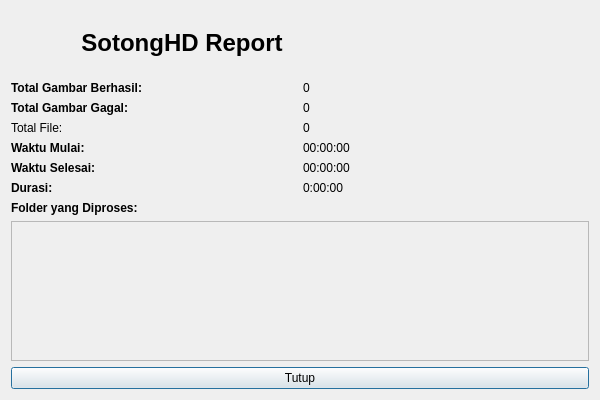
Old version of the form App/stats_dialog.ui in the repository mudrikam/SotongHD.
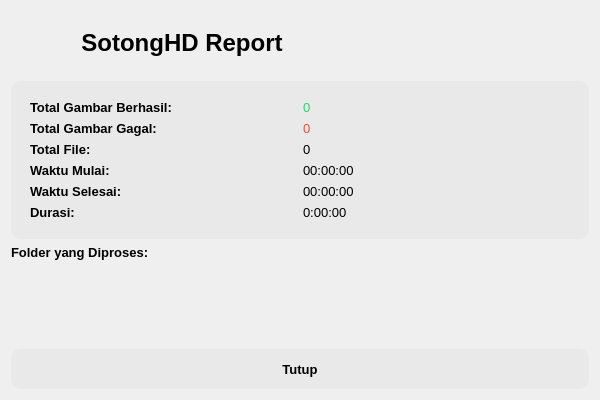
New version of the form.

Commit message: Add Stop button functionality and update UI components; implement stop processing feature and enhance stats dialog layout

Patch:
```diff
--- a/App/stats_dialog.ui
+++ b/App/stats_dialog.ui
@@ -67,16 +67,49 @@
     </layout>
    </item>
    <item>
+    <widget class="QFrame" name="statsFrame">
+     <property name="styleSheet">
+      <string notr="true">
+      QFrame#statsFrame {
+        border: none;
+        border-radius: 10px;
+        background-color: rgba(161, 161, 161, 0.08);
+        padding: 10px;
+      }
+      </string>
+     </property>
+     <property name="frameShape">
+      <enum>QFrame::StyledPanel</enum>
+     </property>
+     <property name="frameShadow">
+      <enum>QFrame::Raised</enum>
+     </property>
+     <layout class="QVBoxLayout" name="statsFrameLayout">
+      <item>
     <layout class="QGridLayout" name="statsGridLayout">
      <item row="0" column="0">
       <widget class="QLabel" name="totalSuccessLabel">
+          <property name="font">
+           <font>
+            <pointsize>10</pointsize>
+            <bold>true</bold>
+           </font>
+          </property>
        <property name="text">
-        <string>&lt;b&gt;Total Gambar Berhasil:&lt;/b&gt;</string>
+           <string>Total Gambar Berhasil:</string>
        </property>
       </widget>
      </item>
      <item row="0" column="1">
       <widget class="QLabel" name="totalSuccessValue">
+          <property name="font">
+           <font>
+            <pointsize>10</pointsize>
+           </font>
+          </property>
+          <property name="styleSheet">
+           <string notr="true">color: #2ecc71;</string>
+          </property>
        <property name="text">
         <string>0</string>
        </property>
@@ -84,13 +117,27 @@
      </item>
      <item row="1" column="0">
       <widget class="QLabel" name="totalFailedLabel">
+          <property name="font">
+           <font>
+            <pointsize>10</pointsize>
+            <bold>true</bold>
+           </font>
+          </property>
        <property name="text">
-        <string>&lt;b&gt;Total Gambar Gagal:&lt;/b&gt;</string>
+           <string>Total Gambar Gagal:</string>
        </property>
       </widget>
      </item>
      <item row="1" column="1">
       <widget class="QLabel" name="totalFailedValue">
+          <property name="font">
+           <font>
+            <pointsize>10</pointsize>
+           </font>
+          </property>
+          <property name="styleSheet">
+           <string notr="true">color: #e74c3c;</string>
+          </property>
        <property name="text">
         <string>0</string>
        </property>
@@ -98,13 +145,24 @@
      </item>
      <item row="2" column="0">
       <widget class="QLabel" name="totalFilesLabel">
+          <property name="font">
+           <font>
+            <pointsize>10</pointsize>
+            <bold>true</bold>
+           </font>
+          </property>
        <property name="text">
-        <string>&lt;b&gt;Total File:&lt;/b&gt;</string>
+           <string>Total File:</string>
        </property>
       </widget>
      </item>
      <item row="2" column="1">
       <widget class="QLabel" name="totalFilesValue">
+          <property name="font">
+           <font>
+            <pointsize>10</pointsize>
+           </font>
+          </property>
        <property name="text">
         <string>0</string>
        </property>
@@ -112,13 +170,24 @@
      </item>
      <item row="3" column="0">
       <widget class="QLabel" name="startTimeLabel">
+          <property name="font">
+           <font>
+            <pointsize>10</pointsize>
+            <bold>true</bold>
+           </font>
+          </property>
        <property name="text">
-        <string>&lt;b&gt;Waktu Mulai:&lt;/b&gt;</string>
+           <string>Waktu Mulai:</string>
        </property>
       </widget>
      </item>
      <item row="3" column="1">
       <widget class="QLabel" name="startTimeValue">
+          <property name="font">
+           <font>
+            <pointsize>10</pointsize>
+           </font>
+          </property>
        <property name="text">
         <string>00:00:00</string>
        </property>
@@ -126,13 +195,24 @@
      </item>
      <item row="4" column="0">
       <widget class="QLabel" name="endTimeLabel">
+          <property name="font">
+           <font>
+            <pointsize>10</pointsize>
+            <bold>true</bold>
+           </font>
+          </property>
        <property name="text">
-        <string>&lt;b&gt;Waktu Selesai:&lt;/b&gt;</string>
+           <string>Waktu Selesai:</string>
        </property>
       </widget>
      </item>
      <item row="4" column="1">
       <widget class="QLabel" name="endTimeValue">
+          <property name="font">
+           <font>
+            <pointsize>10</pointsize>
+           </font>
+          </property>
        <property name="text">
         <string>00:00:00</string>
        </property>
@@ -140,13 +220,24 @@
      </item>
      <item row="5" column="0">
       <widget class="QLabel" name="durationLabel">
+          <property name="font">
+           <font>
+            <pointsize>10</pointsize>
+            <bold>true</bold>
+           </font>
+          </property>
        <property name="text">
-        <string>&lt;b&gt;Durasi:&lt;/b&gt;</string>
+           <string>Durasi:</string>
        </property>
       </widget>
      </item>
      <item row="5" column="1">
       <widget class="QLabel" name="durationValue">
+          <property name="font">
+           <font>
+            <pointsize>10</pointsize>
+           </font>
+          </property>
        <property name="text">
         <string>0:00:00</string>
        </property>
@@ -154,15 +245,46 @@
      </item>
     </layout>
    </item>
+     </layout>
+    </widget>
+   </item>
    <item>
     <widget class="QLabel" name="foldersHeaderLabel">
+     <property name="font">
+      <font>
+       <pointsize>10</pointsize>
+       <bold>true</bold>
+      </font>
+     </property>
      <property name="text">
-      <string>&lt;b&gt;Folder yang Diproses:&lt;/b&gt;</string>
+      <string>Folder yang Diproses:</string>
      </property>
     </widget>
    </item>
    <item>
     <widget class="QScrollArea" name="foldersScrollArea">
+     <property name="styleSheet">
+      <string notr="true">
+      QScrollArea {
+        border: none;
+        border-radius: 10px;
+        background-color: rgba(161, 161, 161, 0.08);
+      }
+      QScrollBar:vertical {
+        border: none;
+        background: rgba(161, 161, 161, 0.1);
+        width: 10px;
+        border-radius: 5px;
+      }
+      QScrollBar::handle:vertical {
+        background: rgba(88, 29, 239, 0.3);
+        border-radius: 5px;
+      }
+      QScrollBar::add-line:vertical, QScrollBar::sub-line:vertical {
+        height: 0px;
+      }
+      </string>
+     </property>
      <property name="widgetResizable">
       <bool>true</bool>
      </property>
@@ -171,8 +293,8 @@
        <rect>
         <x>0</x>
         <y>0</y>
-        <width>580</width>
-        <height>122</height>
+        <width>582</width>
+        <height>63</height>
        </rect>
       </property>
       <layout class="QVBoxLayout" name="foldersLayout"/>
@@ -181,6 +303,33 @@
    </item>
    <item>
     <widget class="QPushButton" name="closeButton">
+     <property name="minimumSize">
+      <size>
+       <width>0</width>
+       <height>40</height>
+      </size>
+     </property>
+     <property name="font">
+      <font>
+       <pointsize>10</pointsize>
+       <bold>true</bold>
+      </font>
+     </property>
+     <property name="styleSheet">
+      <string notr="true">QPushButton {
+  background-color: rgba(161, 161, 161, 0.08);
+  border-radius: 10px;
+  padding: 8px 16px;
+}
+QPushButton:hover {
+  background-color: rgba(88, 29, 239, 0.7);
+  color: white;
+  border: none;
+}
+QPushButton:pressed {
+  background-color: rgba(88, 29, 239, 1.0);
+}</string>
+     </property>
      <property name="text">
       <string>Tutup</string>
      </property>
```
Left out of the diff: 5 changed lines with no effect on the pictures. Lines whose indentation alone changed are shown as unchanged. The commit also changes 2 other files.
